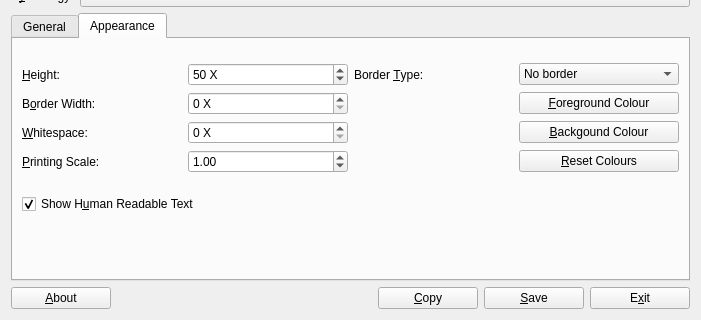
Before: the Qt Designer form frontend_qt/mainWindow.ui in zint/zint, drawn with Qt 5; both pictures show x 0 to 701 and y 404 to 724 of the 701 by 724 pixel window.
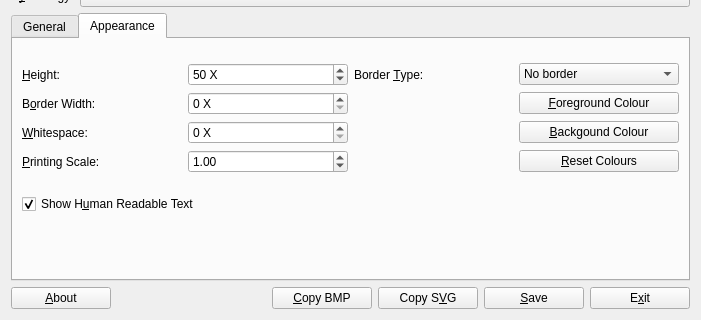
After: the same form once the commit is applied. Icons and pictures are not drawn.

Commit message: Add option to copy to clipboard as BMP

```diff
--- a/frontend_qt/mainWindow.ui
+++ b/frontend_qt/mainWindow.ui
@@ -561,7 +561,7 @@
    </item>
    <item>
     <layout class="QGridLayout" name="gridLayout_2">
-     <item row="0" column="0">
+     <item row="1" column="0">
       <widget class="QPushButton" name="btnAbout">
        <property name="minimumSize">
         <size>
@@ -577,7 +577,7 @@
        </property>
       </widget>
      </item>
-     <item row="0" column="4">
+     <item row="1" column="5">
       <widget class="QPushButton" name="btnSave">
        <property name="minimumSize">
         <size>
@@ -593,7 +593,7 @@
        </property>
       </widget>
      </item>
-     <item row="0" column="5">
+     <item row="1" column="6">
       <widget class="QPushButton" name="btnExit">
        <property name="minimumSize">
         <size>
@@ -606,7 +606,7 @@
        </property>
       </widget>
      </item>
-     <item row="0" column="1">
+     <item row="1" column="1">
       <spacer name="horizontalSpacer_2">
        <property name="orientation">
         <enum>Qt::Horizontal</enum>
@@ -619,8 +619,8 @@
        </property>
       </spacer>
      </item>
-     <item row="0" column="2">
-      <widget class="QPushButton" name="btnCopy">
+     <item row="1" column="3">
+      <widget class="QPushButton" name="btnCopySVG">
        <property name="minimumSize">
         <size>
          <width>100</width>
@@ -631,7 +631,20 @@
         <string>Copy to clipboard</string>
        </property>
        <property name="text">
-        <string>&amp;Copy</string>
+        <string>Copy S&amp;VG</string>
+       </property>
+      </widget>
+     </item>
+     <item row="1" column="2">
+      <widget class="QPushButton" name="btnCopyBMP">
+       <property name="minimumSize">
+        <size>
+         <width>100</width>
+         <height>0</height>
+        </size>
+       </property>
+       <property name="text">
+        <string>&amp;Copy BMP</string>
        </property>
       </widget>
      </item>
```
The commit also changes 2 other files.
